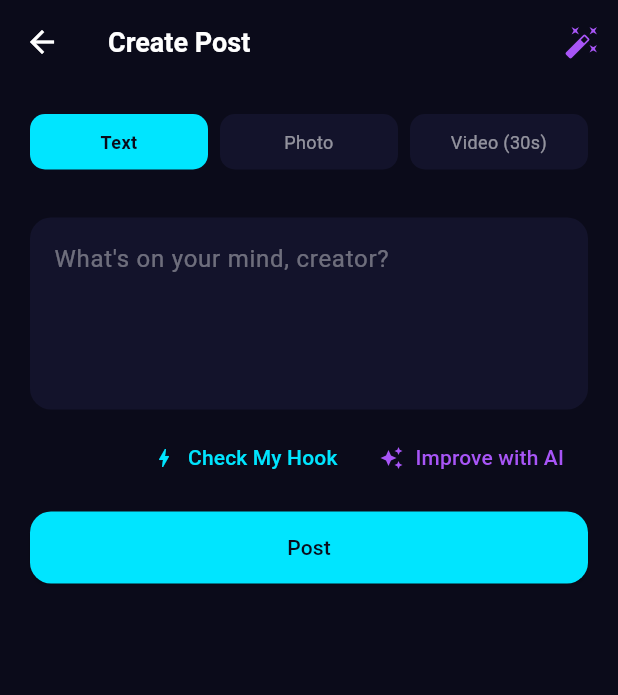
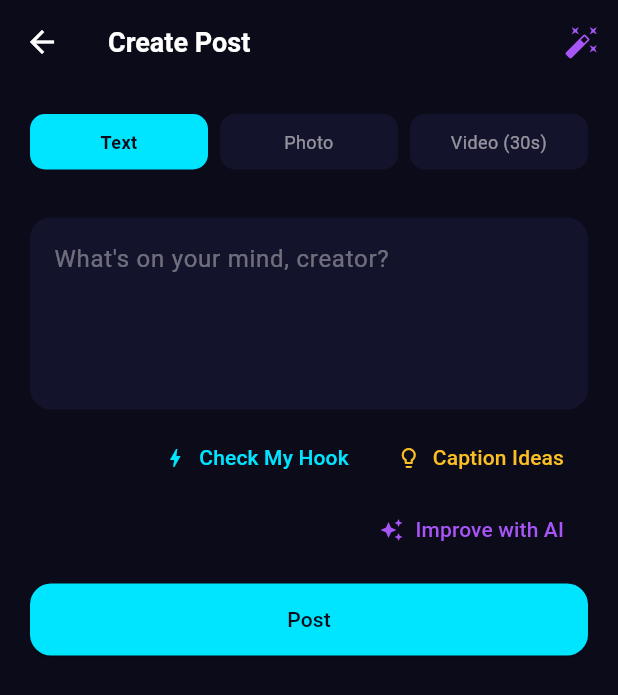
Before and after one commit to ollie81/Viyo-, a Flutter app: the CreatePostScreen screen opened directly, on a phone screen of 412 x 824 dp. Shown: the top 695 px of the screen. Run offline on Flutter 3.47's test engine with Material 3 defaults, Android fonts, the phone set to English and light mode, and no system bars; our stand-ins replace cached_network_image, dio, image_picker, share_plus, shared_preferences, shimmer and 3 more; missing offline and left inert: video_thumbnail, video_trimmer; accounts and stored records are empty.

Commit message:
Add "Caption Ideas" button for personalized caption variants (feature #7)
Wires up the new POST /api/v1/caption-variants endpoint: a "Caption
Ideas" button next to "Check My Hook" and "Improve with AI" sends the
current draft + niche and shows 4 tappable variants in a result card,
same pattern as the hook-checker's rewrite chips. The card's heading
reflects the personalized flag the backend returns, so creators with
enough post history see "based on what has worked for you before"
instead of a generic label.

Switched the button row from Row to Wrap (alignment: end) since a
third button no longer reliably fits one line on narrower screens.

Caveat: reviewed by eye, not run — no Flutter SDK available in this
environment to compile or test the widget tree.

```diff
--- /dev/null
+++ b/lib/models/caption_variants.dart
@@ -0,0 +1,14 @@
+class CaptionVariants {
+  final List<String> variants;
+  // True when these variants were grounded in the creator's own
+  // past above-average captions, false when they're generic (not
+  // enough post history yet for personalization to mean anything).
+  final bool personalized;
+
+  CaptionVariants({required this.variants, required this.personalized});
+
+  factory CaptionVariants.fromAiResponse(Map<String, dynamic> json) => CaptionVariants(
+        variants: List<String>.from(json['variants'] ?? const []),
+        personalized: json['personalized'] == true,
+      );
+}
--- a/lib/screens/post/create_post_screen.dart
+++ b/lib/screens/post/create_post_screen.dart
@@ -2,6 +2,7 @@
 import 'dart:io';
 import 'package:flutter/material.dart';
 import 'package:image_picker/image_picker.dart';
+import '../../models/caption_variants.dart';
 import '../../models/hook_feedback.dart';
 import '../../models/post.dart';
 import '../../services/ai_service.dart';
@@ -27,15 +28,18 @@ class _CreatePostScreenState extends State<CreatePostScreen> {
   bool _improvingCaption = false;
   bool _checkingHook = false;
   HookFeedback? _hookResult;
+  bool _generatingVariants = false;
+  CaptionVariants? _captionVariants;
   String? _error;
 
   @override
   void initState() {
     super.initState();
-    // Clear a stale verdict once the caption changes, so the app never
-    // shows hook feedback for text that no longer matches what's typed.
+    // Clear stale results once the caption changes, so the app never
+    // shows feedback/variants for text that no longer matches what's typed.
     _caption.addListener(() {
       if (_hookResult != null) setState(() => _hookResult = null);
+      if (_captionVariants != null) setState(() => _captionVariants = null);
     });
   }
 
@@ -79,6 +83,29 @@ class _CreatePostScreenState extends State<CreatePostScreen> {
       setState(() => _error = 'Could not check hook: $e');
     } finally {
       if (mounted) setState(() => _checkingHook = false);
+    }
+  }
+
+  Future<void> _generateCaptionVariants() async {
+    final draft = _caption.text.trim();
+    if (draft.isEmpty) return;
+    setState(() {
+      _generatingVariants = true;
+      _captionVariants = null;
+    });
+    try {
+      String niche = '';
+      final userId = SupabaseService.currentUserId;
+      if (userId != null) {
+        final profile = await ProfileService.getProfile(userId);
+        niche = profile.niche;
+      }
+      final result = await AiService.getCaptionVariants(draft: draft, niche: niche);
+      if (mounted) setState(() => _captionVariants = result);
+    } catch (e) {
+      setState(() => _error = 'Could not generate captions: $e');
+    } finally {
+      if (mounted) setState(() => _generatingVariants = false);
     }
   }
 
@@ -269,8 +296,10 @@ class _CreatePostScreenState extends State<CreatePostScreen> {
               decoration: const InputDecoration(hintText: "What's on your mind, creator?"),
             ),
             const SizedBox(height: 8),
-            Row(
-              mainAxisAlignment: MainAxisAlignment.end,
+            Wrap(
+              alignment: WrapAlignment.end,
+              spacing: 4,
+              runSpacing: 0,
               children: [
                 TextButton.icon(
                   onPressed: _checkingHook ? null : _checkHook,
@@ -281,6 +310,17 @@ class _CreatePostScreenState extends State<CreatePostScreen> {
                   label: Text(
                     _checkingHook ? 'Checking...' : 'Check My Hook',
                     style: const TextStyle(color: AppColors.primary),
+                  ),
+                ),
+                TextButton.icon(
+                  onPressed: _generatingVariants ? null : _generateCaptionVariants,
+                  icon: _generatingVariants
+                      ? const SizedBox(
+                          height: 14, width: 14, child: CircularProgressIndicator(strokeWidth: 2))
+                      : const Icon(Icons.lightbulb_outline, size: 16, color: AppColors.coin),
+                  label: Text(
+                    _generatingVariants ? 'Generating...' : 'Caption Ideas',
+                    style: const TextStyle(color: AppColors.coin),
                   ),
                 ),
                 TextButton.icon(
@@ -296,6 +336,46 @@ class _CreatePostScreenState extends State<CreatePostScreen> {
                 ),
               ],
             ),
+            if (_captionVariants != null) ...[
+              const SizedBox(height: 6),
+              Container(
+                padding: const EdgeInsets.all(14),
+                decoration: AppTheme.card(borderColor: AppColors.coin.withOpacity(0.4)),
+                child: Column(
+                  crossAxisAlignment: CrossAxisAlignment.start,
+                  children: [
+                    Text(
+                      _captionVariants!.personalized
+                          ? 'Based on what has worked for you before:'
+                          : 'A few options to try:',
+                      style: const TextStyle(fontSize: 11, color: AppColors.textMuted, fontWeight: FontWeight.w600),
+                    ),
+                    const SizedBox(height: 8),
+                    ..._captionVariants!.variants.map(
+                      (variant) => Padding(
+                        padding: const EdgeInsets.only(bottom: 6),
+                        child: InkWell(
+                          onTap: () => setState(() {
+                            _caption.text = variant;
+                            _captionVariants = null;
+                          }),
+                          borderRadius: BorderRadius.circular(10),
+                          child: Container(
+                            width: double.infinity,
+                            padding: const EdgeInsets.symmetric(horizontal: 10, vertical: 8),
+                            decoration: BoxDecoration(
+                              color: AppColors.surfaceBorder.withOpacity(0.5),
+                              borderRadius: BorderRadius.circular(10),
+                            ),
+                            child: Text(variant, style: const TextStyle(fontSize: 13)),
+                          ),
+                        ),
+                      ),
+                    ),
+                  ],
+                ),
+              ),
+            ],
             if (_hookResult != null) ...[
               const SizedBox(height: 6),
               Container(
--- a/lib/services/ai_service.dart
+++ b/lib/services/ai_service.dart
@@ -1,6 +1,7 @@
 import 'dart:convert';
 import 'package:http/http.dart' as http;
 import '../constants/supabase_constants.dart';
+import '../models/caption_variants.dart';
 import '../models/hook_feedback.dart';
 import '../models/post_feedback.dart';
 import 'supabase_service.dart';
@@ -172,4 +173,27 @@ class AiService {
     }
     return PostFeedback.fromAiResponse(jsonDecode(res.body));
   }
+
+  /// Caption/title variants for a rough idea — grounded in the creator's
+  /// own best-performing past captions when they have enough post
+  /// history, generic otherwise (see CaptionVariants.personalized).
+  static Future<CaptionVariants> getCaptionVariants({
+    required String draft,
+    String niche = '',
+  }) async {
+    final res = await http.post(
+      Uri.parse('${AiBackendConstants.baseUrl}/api/v1/caption-variants'),
+      headers: await _headers(),
+      body: jsonEncode({'draft': draft, 'niche': niche}),
+    );
+    if (res.statusCode != 200) {
+      String detail = 'Failed to generate captions (${res.statusCode})';
+      try {
+        final data = jsonDecode(res.body);
+        detail = data['detail'] ?? detail;
+      } catch (_) {}
+      throw Exception(detail);
+    }
+    return CaptionVariants.fromAiResponse(jsonDecode(res.body));
+  }
 }
```
